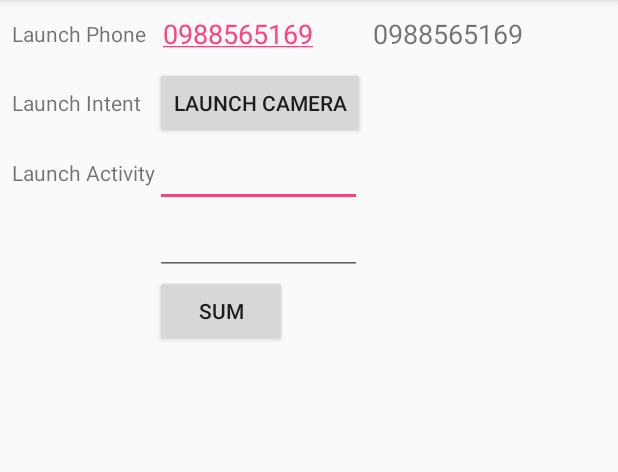
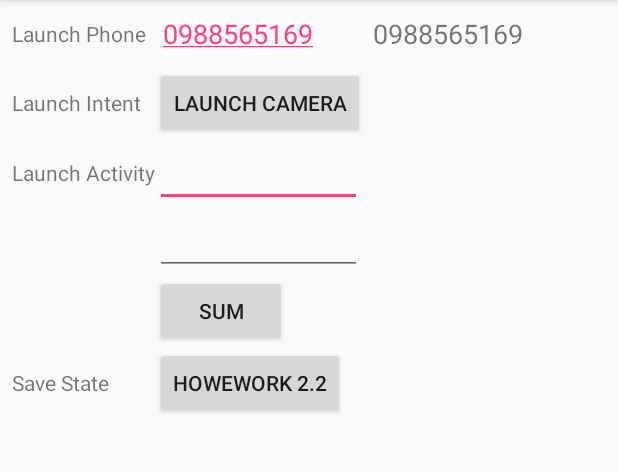
Before and after one commit to Windner/Training, an Android app: the Lesson2 screen opened directly, with no data from a screen before it, on a phone screen of 412 x 824 dp, the part 84-556 px from its top. Run offline under Robolectric (Android 15) with nearby library versions, the phone set to English and light mode, and no system bars.

Commit message:
Add Lesson 2 hw 2.2

```diff
--- a/app/src/main/AndroidManifest.xml
+++ b/app/src/main/AndroidManifest.xml
@@ -23,8 +23,9 @@
             </intent-filter>
         </activity>
         <activity android:name=".Lesson1" />
-        <activity android:name=".Lesson2"></activity>
-        <activity android:name=".Lesson2_sum"></activity>
+        <activity android:name=".Lesson2" />
+        <activity android:name=".Lesson2_sum" />
+        <activity android:name=".Lesson2_2"></activity>
     </application>
 
 </manifest>
--- a/app/src/main/java/com/example/candice_feng/training/Lesson2.java
+++ b/app/src/main/java/com/example/candice_feng/training/Lesson2.java
@@ -58,8 +58,17 @@ public class Lesson2 extends AppCompatActivity {
 
                 //create intent and start activity
                 Intent intent = new Intent(Lesson2.this, Lesson2_sum.class);
-                intent.putExtra("values", values);
+                intent.putExtra(Lesson2_sum.VALUES_KEY, values);
                 startActivityForResult(intent, SUM_ACTIVITY_REQUEST);
+            }
+        });
+
+        //homework 2.2
+        final Button hw2_2 = findViewById(R.id.hw2_2Btn);
+        hw2_2.setOnClickListener(new View.OnClickListener() {
+            @Override
+            public void onClick(View v) {
+                startActivity(new Intent(Lesson2.this, Lesson2_2.class));
             }
         });
     }
@@ -69,9 +78,14 @@ public class Lesson2 extends AppCompatActivity {
         Log.i(TAG, "onActivityResult");
         if (requestCode == SUM_ACTIVITY_REQUEST) {
             if (resultCode == RESULT_OK) {
-                Toast.makeText(this, getString(R.string.sum) + " : " + data.getStringExtra("result"), Toast.LENGTH_SHORT).show();
+                Toast.makeText(this, getString(R.string.sum) + " : " + data.getStringExtra(Lesson2_sum.RESULT_KEY), Toast.LENGTH_SHORT).show();
             }
         }
+    }
+
+    @Override
+    public void onSaveInstanceState(Bundle outState) {
+        super.onSaveInstanceState(outState);
     }
 
     @Override
@@ -84,6 +98,18 @@ public class Lesson2 extends AppCompatActivity {
     protected void onStart() {
         super.onStart();
         Log.i(TAG, "onStart");
+    }
+
+    @Override
+    public void onResume() {
+        super.onResume();
+        Log.d(TAG, "onResume");
+    }
+
+    @Override
+    public void onPause() {
+        super.onPause();
+        Log.d(TAG, "onPause");
     }
 
     @Override
--- a/app/src/main/res/layout/activity_lesson2.xml
+++ b/app/src/main/res/layout/activity_lesson2.xml
@@ -101,6 +101,22 @@
                 android:layout_marginBottom="10dp"
                 android:textSize="18sp"
                 android:text="0988565169" />
+
+            <TextView
+                android:id="@+id/saveStateTv"
+                android:layout_width="wrap_content"
+                android:layout_height="wrap_content"
+                android:layout_column="0"
+                android:layout_row="5"
+                android:text="@string/save_state" />
+
+            <Button
+                android:id="@+id/hw2_2Btn"
+                android:layout_width="wrap_content"
+                android:layout_height="wrap_content"
+                android:layout_column="1"
+                android:layout_row="5"
+                android:text="@string/hw_2_2" />
         </GridLayout>
 
 
--- a/app/src/main/res/values/strings.xml
+++ b/app/src/main/res/values/strings.xml
@@ -10,4 +10,7 @@
     <string name="sum">SUM</string>
     <string name="no_input">No Input</string>
     <string name="back_forward">Back</string>
+    <string name="count">Count</string>
+    <string name="save_state">Save State</string>
+    <string name="hw_2_2">HoweWork 2.2</string>
 </resources>
```
Also changed, not shown: app/src/main/java/com/example/candice_feng/training/Lesson1.java (+12 -0 lines), app/src/main/java/com/example/candice_feng/training/Lesson2_2.java (added, +86 -0 lines), app/src/main/java/com/example/candice_feng/training/Lesson2_sum.java (+17 -2 lines), app/src/main/res/layout/activity_lesson2_2.xml (added, +37 -0 lines), 1 other file.
